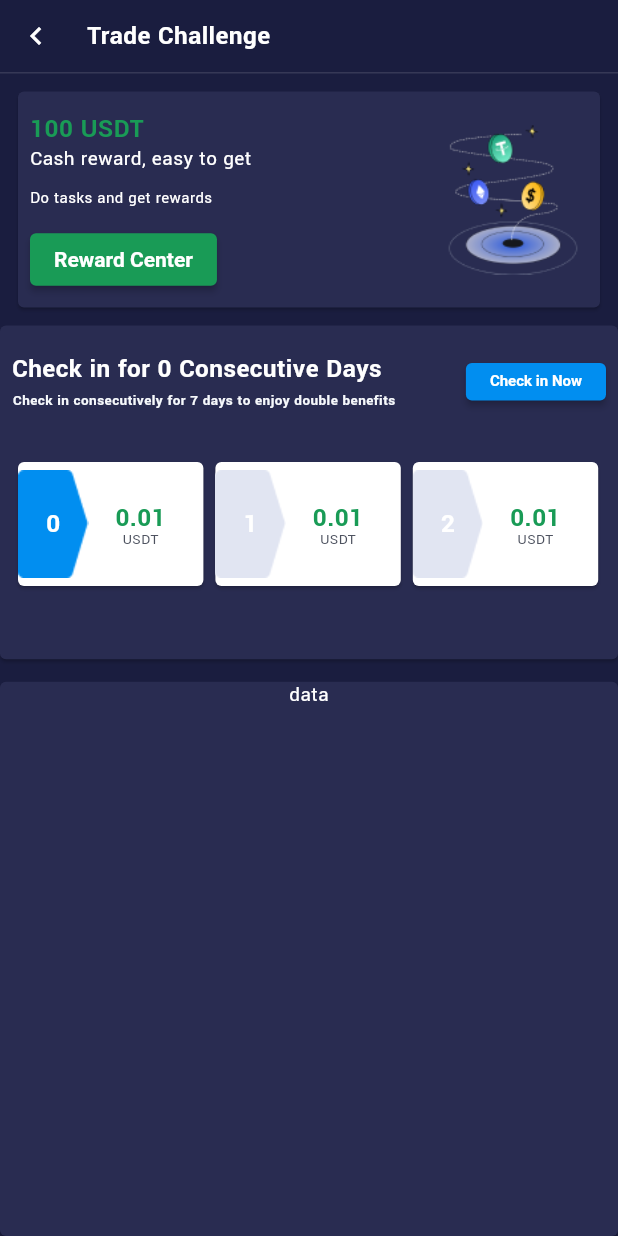
After one commit to ahmedelnoor2/lfi_widget_app, a Flutter app: the TradeChallengeScreen screen opened by its route, on a phone screen of 412 x 824 dp. The commit adds this screen. Run offline on Flutter 3.47's test engine with Material 2 defaults, Android fonts, the phone set to English and light mode, and no system bars; our stand-ins replace buttons_tabbar, cached_network_image, camera, carousel_slider, dotted_line, email_validator and 15 more; missing offline and left inert: cached_memory_image, flutter_aliyun_captcha, flutter_idensic_mobile_sdk_plugin, flutter_share, just_the_tooltip, k_chart and 3 more; accounts and stored records are empty; statements that could not run were skipped.

Commit message:
trade dashboard screen

```diff
--- a/lib/main.dart
+++ b/lib/main.dart
@@ -5,6 +5,7 @@ import 'package:lyotrade/providers/auth.dart';
 import 'package:lyotrade/providers/dex_provider.dart';
 import 'package:lyotrade/providers/future_market.dart';
 import 'package:lyotrade/providers/loan_provider.dart';
+import 'package:lyotrade/providers/trade_challenge';
 import 'package:lyotrade/providers/notification_provider.dart';
 import 'package:lyotrade/providers/payments.dart';
 import 'package:lyotrade/providers/public.dart';
@@ -68,6 +69,7 @@ import 'package:lyotrade/screens/trade/kline_chart.dart';
 import 'package:lyotrade/screens/trade/margin/margin_trade_history.dart';
 import 'package:lyotrade/screens/trade/trade.dart';
 import 'package:lyotrade/screens/trade/trade_history.dart';
+import 'package:lyotrade/screens/trade_challenge/trade_challenge.dart';
 
 import 'package:lyotrade/utils/theme.dart';
 import 'package:provider/provider.dart';
@@ -114,6 +116,9 @@ class MyApp extends StatelessWidget {
         ChangeNotifierProvider<Notificationprovider>(
             create: (_) => Notificationprovider()),
         ChangeNotifierProvider<UserKyc>(create: (_) => UserKyc()),
+        ChangeNotifierProvider<TradeChallenge>(
+          create: (_) => TradeChallenge(),
+        )
       ],
       child: Consumer<Auth>(
         builder: (context, auth, _) {
@@ -193,6 +198,8 @@ class MyApp extends StatelessWidget {
                   const FutureMarketTransaction(),
               GiftCard.routeName: (context) => const GiftCard(),
               GiftDetail.routeName: (context) => const GiftDetail(),
+              TradeChallengeScreen.routeName: (context) => const TradeChallengeScreen(),
+
             },
           );
         },
--- a/lib/screens/dashboard/hotlinks.dart
+++ b/lib/screens/dashboard/hotlinks.dart
@@ -26,9 +26,11 @@ class _HotlinksState extends State<Hotlinks> {
       child: Row(
         mainAxisAlignment: MainAxisAlignment.spaceBetween,
         children: [
+
           GestureDetector(
             onTap: () {
-              snackAlert(context, SnackTypes.warning, 'Coming Soon...');
+            Navigator.pushNamed(context, '/trade_challenge');
+              //snackAlert(context, SnackTypes.warning, 'Coming Soon...');
             },
             child: Column(
               children: [
--- /dev/null
+++ b/lib/screens/trade_challenge/reward_center.dart
@@ -0,0 +1,20 @@
+import 'package:flutter/material.dart';
+import 'package:flutter/src/foundation/key.dart';
+import 'package:flutter/src/widgets/container.dart';
+import 'package:flutter/src/widgets/framework.dart';
+
+class RewardCenterScreen extends StatefulWidget {
+  const RewardCenterScreen({Key? key}) : super(key: key);
+
+  @override
+  State<RewardCenterScreen> createState() => _RewardCenterScreenState();
+}
+
+class _RewardCenterScreenState extends State<RewardCenterScreen> {
+  @override
+  Widget build(BuildContext context) {
+    return Scaffold(
+
+    );
+  }
+}
--- /dev/null
+++ b/lib/screens/trade_challenge/trade_challenge.dart
@@ -0,0 +1,233 @@
+import 'package:flutter/material.dart';
+import 'package:carousel_slider/carousel_slider.dart';
+import 'package:lyotrade/screens/common/header.dart';
+import 'package:lyotrade/screens/common/lyo_buttons.dart';
+import 'package:lyotrade/utils/Colors.utils.dart';
+
+class TradeChallengeScreen extends StatefulWidget {
+  static const routeName = '/trade_challenge';
+  const TradeChallengeScreen({Key? key}) : super(key: key);
+
+  @override
+  State<TradeChallengeScreen> createState() => _TradeChallengeScreenState();
+}
+
+class _TradeChallengeScreenState extends State<TradeChallengeScreen>
+    with TickerProviderStateMixin {
+  @override
+  Widget build(BuildContext context) {
+    final height = MediaQuery.of(context).size.height;
+    final width = MediaQuery.of(context).size.width;
+
+    return Scaffold(
+      appBar: hiddenAppBar(),
+      body: Column(
+        children: [
+          Row(
+            mainAxisAlignment: MainAxisAlignment.spaceBetween,
+            children: [
+              Row(
+                children: [
+                  Container(
+                    padding: EdgeInsets.only(right: 10),
+                    child: IconButton(
+                      onPressed: () {
+                        Navigator.pop(context);
+                      },
+                      icon: Icon(Icons.chevron_left),
+                    ),
+                  ),
+                  Text(
+                    'Trade Challenge',
+                    style: TextStyle(
+                      fontSize: 18,
+                      fontWeight: FontWeight.bold,
+                    ),
+                  ),
+                ],
+              ),
+            ],
+          ),
+          Divider(
+            thickness: 1,
+            height: 1,
+          ),
+          Card(
+            margin: EdgeInsets.all(12),
+            child: Padding(
+              padding: const EdgeInsets.all(8.0),
+              child: Row(
+                mainAxisAlignment: MainAxisAlignment.spaceBetween,
+                children: [
+                  Container(
+                    child: Column(
+                      crossAxisAlignment: CrossAxisAlignment.start,
+                      children: [
+                        SizedBox(
+                          height: 5,
+                        ),
+                        Text(
+                          '100 USDT ',
+                          style: TextStyle(
+                              fontSize: 18,
+                              color: tradegreen,
+                              fontWeight: FontWeight.bold),
+                        ),
+                        Text('Cash reward, easy to get',
+                            style: TextStyle(fontWeight: FontWeight.w400)),
+                        Container(
+                            padding: EdgeInsets.only(top: 10),
+                            child: Text(
+                              'Do tasks and get rewards ',
+                              style: TextStyle(fontSize: 11),
+                            )),
+                        Container(
+                          padding: EdgeInsets.only(
+                            top: 10,
+                          ),
+                          child: ElevatedButton(
+                            onPressed: () {},
+                            style: ElevatedButton.styleFrom(
+                              primary: tradegreen, // background
+                              onPrimary: Colors.white, // foreground
+                            ),
+                            child: Text('Reward Center'),
+                          ),
+                        ),
+                      ],
+                    ),
+                  ),
+                  Container(
+                    height: 100,
+                    child: Image.asset('assets/img/tradechallenge.png'),
+                  )
+                ],
+              ),
+            ),
+          ),
+          Card(
+            margin: EdgeInsets.only(bottom: 15),
+            child: Container(
+              height: height * 0.27,
+              padding: EdgeInsets.all(8),
+              child: Column(
+                children: [
+                  Row(
+                    mainAxisAlignment: MainAxisAlignment.spaceBetween,
+                    children: [
+                      Column(
+                        children: [
+                          Text('Check in for 0 Consecutive Days  ',
+                              style: TextStyle(
+                                  fontWeight: FontWeight.w700,
+                                  fontSize: 18,
+                                  height: 2)),
+                          Text(
+                              'Check in consecutively for 7 days to enjoy double benefits',
+                              style: TextStyle(
+                                  fontWeight: FontWeight.w700,
+                                  fontSize: 10,
+                                  color: neturalcolor)),
+                        ],
+                      ),
+                      Container(
+                        padding: EdgeInsets.only(
+                          top: 10,
+                        ),
+                        height: 35,
+                        child: ElevatedButton(
+                          onPressed: () {},
+                          style: ElevatedButton.styleFrom(
+                            primary: tradechallengbtn, // background
+                            onPrimary: Colors.white, // foreground
+                          ),
+                          child: Text(
+                            'Check in Now',
+                            style: TextStyle(fontSize: 10),
+                          ),
+                        ),
+                      ),
+                    ],
+                  ),
+                  Padding(
+                    padding: EdgeInsets.only(top: 30),
+                    child: SizedBox(
+                      height: height * 0.11,
+                      child: ListView.builder(
+                        shrinkWrap: true,
+                        scrollDirection: Axis.horizontal,
+                        itemCount: 15,
+                        itemBuilder: (BuildContext context, int index) => Card(
+                          color: Colors.white,
+                          child: Container(
+                            width: width * 0.30,
+                            child: Row(
+                              mainAxisAlignment: MainAxisAlignment.spaceBetween,
+                              children: [
+                                Stack(
+                                  alignment: Alignment.center,
+                                  children: [
+                                    Image.asset(
+                                      'assets/img/clip.png',
+                                      color: index == 0 ? null : clipcolor,
+                                    ),
+                                    Text(
+                                      index.toString(),
+                                      style: TextStyle(
+                                          fontSize: 18,
+                                          fontWeight: FontWeight.bold),
+                                    ),
+                                  ],
+                                ),
+                                Container(
+                                  padding: EdgeInsets.only(right: 25),
+                                  child: Column(
+                                    crossAxisAlignment:
+                                        CrossAxisAlignment.center,
+                                    mainAxisAlignment: MainAxisAlignment.center,
+                                    children: [
+                                      Text(
+                                        '0.01',
+                                        style: TextStyle(
+                                            fontSize: 18,
+                                            color: tradegreen,
+                                            fontWeight: FontWeight.bold),
+                                      ),
+                                      Text(
+                                        'USDT',
+                                        style: TextStyle(
+                                          height: 0.8,
+                                          fontSize: 10,
+                                          color: trade_txtColour,
+                                        ),
+                                      ),
+                                    ],
+                                  ),
+                                ),
+                              ],
+                            ),
+                          ),
+                        ),
+                      ),
+                    ),
+                  ),
+                ],
+              ),
+            ),
+          ),
+          Expanded(
+              flex: 1,
+              child: Card(
+                margin: EdgeInsets.all(0),
+                child: Container(
+                  width: width,
+                  child: Column(
+                    children: [Text('data')],
+                  ),
+                ),
+              ))
+        ],
+      ),
+    );
+  }
+}
--- a/lib/utils/Colors.utils.dart
+++ b/lib/utils/Colors.utils.dart
@@ -107,6 +107,12 @@ var neturalcolor = Color(0xFFF6F9FC);
 var cardcolor = Color(0xFF292C51);
 var marketcharcolor1=Color(0xff3F4374);
 var marketcharcolor2=Color(0xff3F4374);
+var tradechallengbtn=Color(0xff018EF0);
+
+/// trade challenge colour//
+var tradegreen=Color(0xff199B56);
+ var trade_txtColour=Color(0xff4C515E);
+ var clipcolor=Color(0xffE1E5F2);
 // Referral
 var clipCircle = {
   'in_1': Color(0xffF6B708),
```
Also changed, not shown: assets/img/clip.png (added), assets/img/tradechallenge.png (added), lib/screens/trade_challenge/clipper.dart (added), 1 other file.
